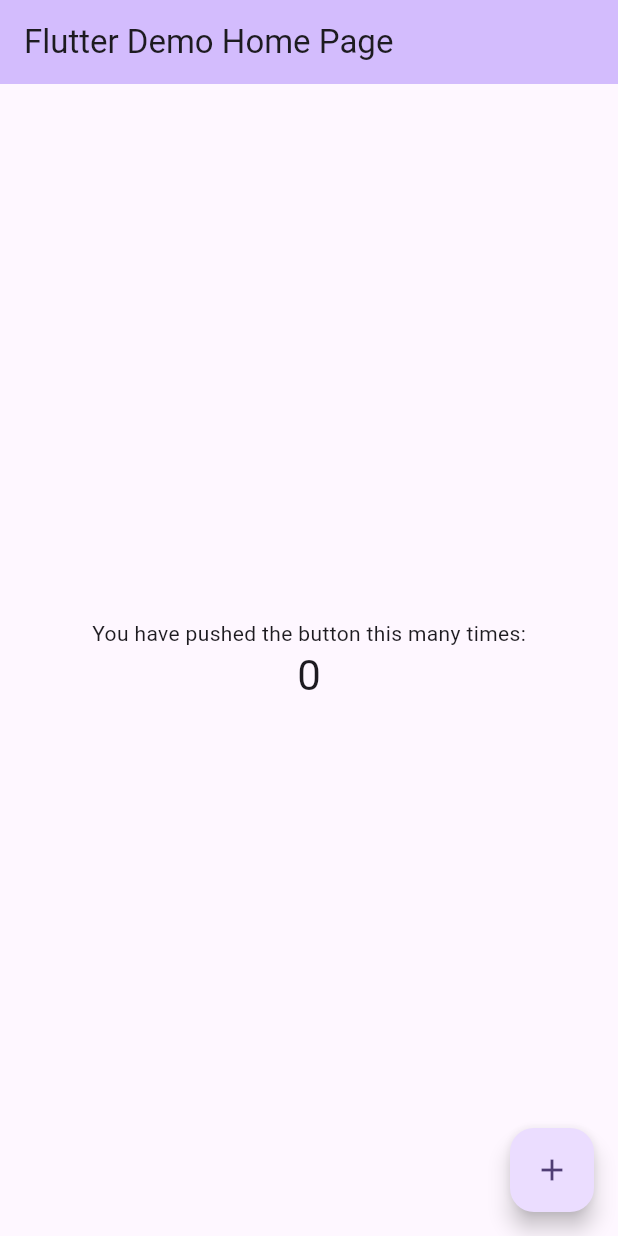
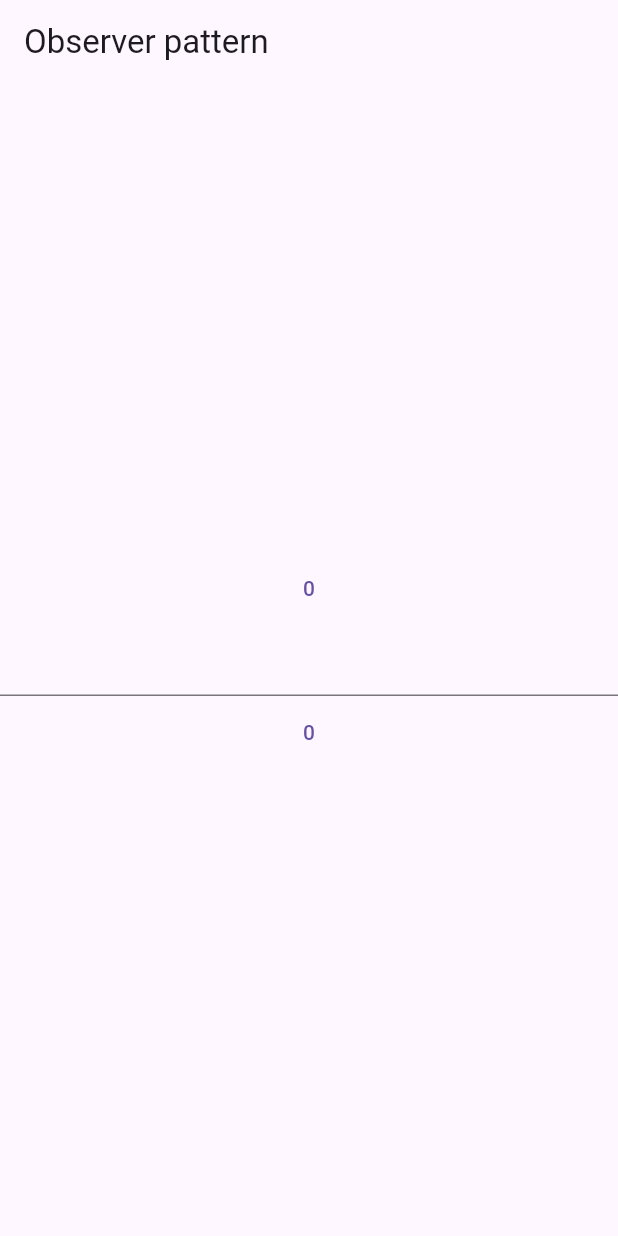
Before and after one commit to sb-dor/patterns, a Flutter app: the screen it shows after launch, on a phone screen of 412 x 824 dp. Run offline on Flutter 3.47's test engine with Material 3 defaults, Android fonts, the phone set to English and light mode, and no system bars; statements that could not run were skipped.

Commit message:
Add observer patterns and related modifications

```diff
--- a/lib/main.dart
+++ b/lib/main.dart
@@ -1,122 +1,45 @@
 import 'package:flutter/material.dart';
+import 'package:observer_and_pubsub_patterns/pub_sub_pattern/simple_simple_pattern.dart';
+import 'observer/app_observer_pattern.dart';
 
-void main() {
-  runApp(const MyApp());
+void main() async {
+  WidgetsFlutterBinding.ensureInitialized();
+
+  final eventBus = EventBus();
+
+  eventBus.subscribe<UserName>().listen((user) {
+    print("User is: ${user.userName}");
+  });
+
+  eventBus.subscribe<AdminName>().listen((admin) {
+    print("Admin is: ${admin.userName}");
+  });
+
+  eventBus.stream.listen((allUsers) {
+    switch (allUsers) {
+      case final UserName user:
+        print("all users is user: ${user.userName}");
+        break;
+      case final AdminName admin:
+        print("all users is admin: ${admin.userName}");
+        break;
+    }
+  });
+
+  await Future.delayed(const Duration(seconds: 3));
+
+  eventBus.publish(UserName("Bob"));
+
+  await Future.delayed(const Duration(seconds: 3));
+
+  eventBus.publish(AdminName("John"));
+
+  await Future.delayed(const Duration(seconds: 3));
+
+  eventBus.publish(UserName("Joel"));
+
+  eventBus.close();
+
+
+  runApp(AppObserverPattern());
 }
-
-class MyApp extends StatelessWidget {
-  const MyApp({super.key});
-
-  // This widget is the root of your application.
-  @override
-  Widget build(BuildContext context) {
-    return MaterialApp(
-      title: 'Flutter Demo',
-      theme: ThemeData(
-        // This is the theme of your application.
-        //
-        // TRY THIS: Try running your application with "flutter run". You'll see
-        // the application has a purple toolbar. Then, without quitting the app,
-        // try changing the seedColor in the colorScheme below to Colors.green
-        // and then invoke "hot reload" (save your changes or press the "hot
-        // reload" button in a Flutter-supported IDE, or press "r" if you used
-        // the command line to start the app).
-        //
-        // Notice that the counter didn't reset back to zero; the application
-        // state is not lost during the reload. To reset the state, use hot
-        // restart instead.
-        //
-        // This works for code too, not just values: Most code changes can be
-        // tested with just a hot reload.
-        colorScheme: ColorScheme.fromSeed(seedColor: Colors.deepPurple),
-      ),
-      home: const MyHomePage(title: 'Flutter Demo Home Page'),
-    );
-  }
-}
-
-class MyHomePage extends StatefulWidget {
-  const MyHomePage({super.key, required this.title});
-
-  // This widget is the home page of your application. It is stateful, meaning
-  // that it has a State object (defined below) that contains fields that affect
-  // how it looks.
-
-  // This class is the configuration for the state. It holds the values (in this
-  // case the title) provided by the parent (in this case the App widget) and
-  // used by the build method of the State. Fields in a Widget subclass are
-  // always marked "final".
-
-  final String title;
-
-  @override
-  State<MyHomePage> createState() => _MyHomePageState();
-}
-
-class _MyHomePageState extends State<MyHomePage> {
-  int _counter = 0;
-
-  void _incrementCounter() {
-    setState(() {
-      // This call to setState tells the Flutter framework that something has
-      // changed in this State, which causes it to rerun the build method below
-      // so that the display can reflect the updated values. If we changed
-      // _counter without calling setState(), then the build method would not be
-      // called again, and so nothing would appear to happen.
-      _counter++;
-    });
-  }
-
-  @override
-  Widget build(BuildContext context) {
-    // This method is rerun every time setState is called, for instance as done
-    // by the _incrementCounter method above.
-    //
-    // The Flutter framework has been optimized to make rerunning build methods
-    // fast, so that you can just rebuild anything that needs updating rather
-    // than having to individually change instances of widgets.
-    return Scaffold(
-      appBar: AppBar(
-        // TRY THIS: Try changing the color here to a specific color (to
-        // Colors.amber, perhaps?) and trigger a hot reload to see the AppBar
-        // change color while the other colors stay the same.
-        backgroundColor: Theme.of(context).colorScheme.inversePrimary,
-        // Here we take the value from the MyHomePage object that was created by
-        // the App.build method, and use it to set our appbar title.
-        title: Text(widget.title),
-      ),
-      body: Center(
-        // Center is a layout widget. It takes a single child and positions it
-        // in the middle of the parent.
-        child: Column(
-          // Column is also a layout widget. It takes a list of children and
-          // arranges them vertically. By default, it sizes itself to fit its
-          // children horizontally, and tries to be as tall as its parent.
-          //
-          // Column has various properties to control how it sizes itself and
-          // how it positions its children. Here we use mainAxisAlignment to
-          // center the children vertically; the main axis here is the vertical
-          // axis because Columns are vertical (the cross axis would be
-          // horizontal).
-          //
-          // TRY THIS: Invoke "debug painting" (choose the "Toggle Debug Paint"
-          // action in the IDE, or press "p" in the console), to see the
-          // wireframe for each widget.
-          mainAxisAlignment: MainAxisAlignment.center,
-          children: <Widget>[
-            const Text('You have pushed the button this many times:'),
-            Text(
-              '$_counter',
-              style: Theme.of(context).textTheme.headlineMedium,
-            ),
-          ],
-        ),
-      ),
-      floatingActionButton: FloatingActionButton(
-        onPressed: _incrementCounter,
-        tooltip: 'Increment',
-        child: const Icon(Icons.add),
-      ), // This trailing comma makes auto-formatting nicer for build methods.
-    );
-  }
-}
--- /dev/null
+++ b/lib/observer/app_observer_pattern.dart
@@ -0,0 +1,88 @@
+import 'package:flutter/foundation.dart';
+import 'package:flutter/material.dart';
+import 'package:observer_and_pubsub_patterns/observer/text_field_validator_controller.dart';
+import 'observer_pattern.dart';
+
+final class CounterNotifierProvider with SubscriberNotifier {
+  int counter = 0;
+
+  void increment() {
+    counter++;
+    notifySubscribers();
+  }
+}
+
+class AppObserverPattern extends StatelessWidget {
+  const AppObserverPattern({super.key});
+
+  @override
+  Widget build(BuildContext context) {
+    return MaterialApp(home: _HomeWidget(), debugShowCheckedModeBanner: !kReleaseMode);
+  }
+}
+
+class _HomeWidget extends StatefulWidget {
+  const _HomeWidget({super.key});
+
+  @override
+  State<_HomeWidget> createState() => _HomeWidgetState();
+}
+
+class _HomeWidgetState extends State<_HomeWidget> {
+  late final TextFieldValidatorController _textFieldValidatorController;
+  final _counterNotifierProvider = CounterNotifierProvider();
+  final TextEditingController _textEditingController = TextEditingController();
+
+  @override
+  void initState() {
+    super.initState();
+    _textFieldValidatorController = TextFieldValidatorController(_textEditingController);
+  }
+
+  @override
+  Widget build(BuildContext context) {
+    return Scaffold(
+      appBar: AppBar(title: Text("Observer pattern")),
+      body: SizedBox.expand(
+        child: Column(
+          crossAxisAlignment: CrossAxisAlignment.center,
+          mainAxisAlignment: MainAxisAlignment.center,
+          children: [
+            OwnListenableBuilder(
+              listenable: _counterNotifierProvider,
+              builder: (context) {
+                return TextButton(
+                  onPressed: () {
+                    _counterNotifierProvider.increment();
+                  },
+                  child: Text("${_counterNotifierProvider.counter}"),
+                );
+              },
+            ),
+            OwnListenableBuilder(
+              listenable: _textFieldValidatorController,
+              builder: (context) {
+                return Column(
+                  children: [
+                    TextField(
+                      controller: _textEditingController,
+                      decoration: InputDecoration(errorText: _textFieldValidatorController.error),
+                    ),
+                    TextButton(
+                      onPressed: () {
+                        if (_textFieldValidatorController.isValidate) {
+                          print("IT'S VALIDATED");
+                        }
+                      },
+                      child: Text("${_counterNotifierProvider.counter}"),
+                    ),
+                  ],
+                );
+              },
+            ),
+          ],
+        ),
+      ),
+    );
+  }
+}
--- /dev/null
+++ b/lib/observer/observer_pattern.dart
@@ -0,0 +1,67 @@
+import 'package:flutter/material.dart';
+
+typedef VoidCallback = void Function();
+
+abstract interface class OwnListenable {
+  void addSubscriber(VoidCallback subscriber);
+
+  void removeSubscriber(VoidCallback subscriber);
+}
+
+mixin class SubscriberNotifier implements OwnListenable {
+  final List<VoidCallback> _subscribers = [];
+
+  @override
+  void addSubscriber(VoidCallback subscriber) {
+    _subscribers.add(subscriber);
+  }
+
+  @override
+  void removeSubscriber(VoidCallback subscriber) {
+    for (int index = 0; index < _subscribers.length; index++) {
+      if (_subscribers[index] == subscriber) {
+        _subscribers.removeAt(index);
+      }
+    }
+  }
+
+  void notifySubscribers() {
+    for (final subscriber in _subscribers) {
+      subscriber.call();
+    }
+  }
+}
+
+class OwnListenableBuilder extends StatefulWidget {
+  const OwnListenableBuilder({super.key, required this.listenable, required this.builder});
+
+  final OwnListenable listenable;
+  final Widget Function(BuildContext context) builder;
+
+  @override
+  State<OwnListenableBuilder> createState() => _OwnListenableBuilderState();
+}
+
+class _OwnListenableBuilderState extends State<OwnListenableBuilder> {
+  @override
+  void initState() {
+    super.initState();
+    widget.listenable.addSubscriber(_listener);
+  }
+
+  @override
+  void dispose() {
+    widget.listenable.removeSubscriber(_listener);
+    super.dispose();
+  }
+
+  void _listener() {
+    if (!mounted) return;
+    setState(() {});
+  }
+
+  @override
+  Widget build(BuildContext context) {
+    return widget.builder(context);
+  }
+}
--- /dev/null
+++ b/lib/observer/text_field_validator_controller.dart
@@ -0,0 +1,29 @@
+import 'package:flutter/material.dart';
+import 'observer_pattern.dart';
+
+final class TextFieldValidatorController with SubscriberNotifier {
+  TextFieldValidatorController(this._textEditingController) {
+    _textEditingController.addListener(_listener);
+  }
+
+  final TextEditingController _textEditingController;
+  String? error;
+
+  bool get isValidate {
+    _listener();
+    return error == null;
+  }
+
+  void _listener() {
+    if (_textEditingController.text.trim().isEmpty) {
+      error = "Field cannot be empty";
+    } else {
+      error = null;
+    }
+    notifySubscribers();
+  }
+
+  void dispose() {
+    _textEditingController.removeListener(_listener);
+  }
+}
```
Also changed, not shown: lib/pub_sub_pattern/simple_simple_pattern.dart (added, +33 -0 lines), 1 other file.
